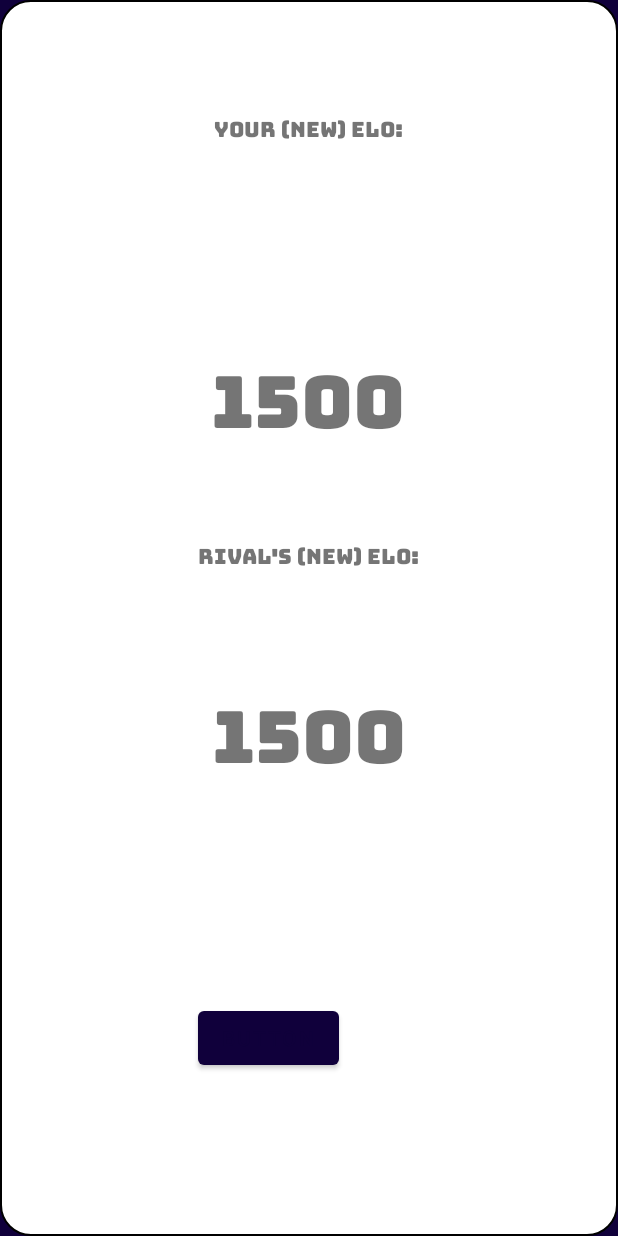
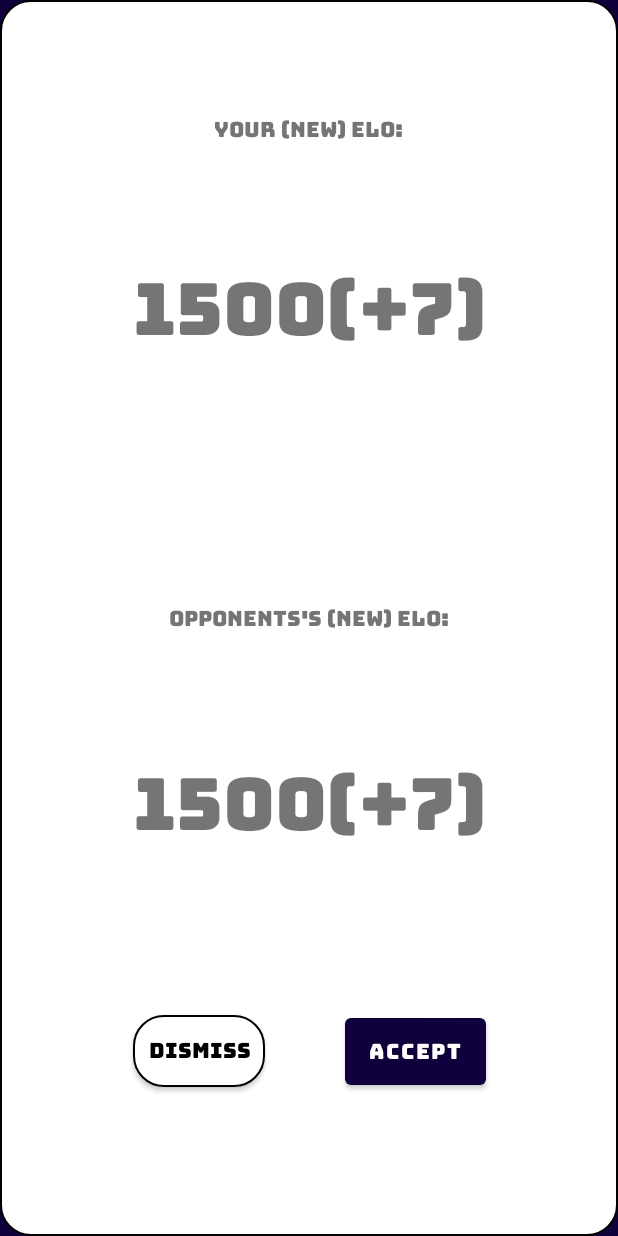
Before and after one commit to seton-develops/EloCheckApp, an Android app: the UpdatedEloActivity screen opened directly, with no data from a screen before it, on a phone screen of 412 x 824 dp. Run offline under Robolectric (Android 15) with nearby library versions, the phone set to English and light mode, and no system bars.

Commit message:
--updated alert dialog for displaying updated elo scores

```diff
--- a/app/src/main/res/layout/activity_updated_elo.xml
+++ b/app/src/main/res/layout/activity_updated_elo.xml
@@ -7,18 +7,70 @@
     android:background="@drawable/etroundedcorners"
     tools:context=".UpdatedEloActivity">
 
+    <androidx.constraintlayout.widget.Guideline
+        android:id="@+id/eloLayoutHORGUIDE1"
+        android:layout_width="wrap_content"
+        android:layout_height="wrap_content"
+        android:orientation="horizontal"
+        app:layout_constraintGuide_percent="0.05" />
 
-    <Button
+    <androidx.constraintlayout.widget.Guideline
+        android:id="@+id/eloLayoutHORGUIDE2"
+        android:layout_width="wrap_content"
+        android:layout_height="wrap_content"
+        android:orientation="horizontal"
+        app:layout_constraintGuide_percent="0.15" />
+
+    <androidx.constraintlayout.widget.Guideline
+        android:id="@+id/eloLayoutHORGUIDE3"
+        android:layout_width="wrap_content"
+        android:layout_height="wrap_content"
+        android:orientation="horizontal"
+        app:layout_constraintGuide_percent="0.35" />
+
+    <androidx.constraintlayout.widget.Guideline
+        android:id="@+id/eloLayoutHORGUIDE4"
+        android:layout_width="wrap_content"
+        android:layout_height="wrap_content"
+        android:orientation="horizontal"
+        app:layout_constraintGuide_percent="0.45" />
+
+    <androidx.constraintlayout.widget.Guideline
+        android:id="@+id/eloLayoutHORGUIDE5"
+        android:layout_width="wrap_content"
+        android:layout_height="wrap_content"
+        android:orientation="horizontal"
+        app:layout_constraintGuide_percent="0.55" />
+
+    <androidx.constraintlayout.widget.Guideline
+        android:id="@+id/eloLayoutHORGUIDE6"
+        android:layout_width="wrap_content"
+        android:layout_height="wrap_content"
+        android:orientation="horizontal"
+        app:layout_constraintGuide_percent="0.75" />
+
+    <androidx.constraintlayout.widget.Guideline
+        android:id="@+id/eloLayoutHORGUIDE7"
+        android:layout_width="wrap_content"
+        android:layout_height="wrap_content"
+        android:orientation="horizontal"
+        app:layout_constraintGuide_percent="0.95" />
+
+<!--    add padding left and right-->
+    <androidx.appcompat.widget.AppCompatButton
         android:id="@+id/buttonCancel"
         android:layout_width="wrap_content"
         android:layout_height="wrap_content"
-        android:layout_marginBottom="108dp"
-        android:text="Button"
-        app:layout_constraintBottom_toBottomOf="parent"
+        android:background = "@drawable/etroundedcorners"
+        android:text="Dismiss"
+        android:textColor="@color/black"
+        app:fontFamily="@font/bungee"
+        app:layout_constraintBottom_toTopOf="@+id/eloLayoutHORGUIDE7"
         app:layout_constraintEnd_toEndOf="parent"
-        app:layout_constraintHorizontal_bias="0.416"
-        app:layout_constraintStart_toStartOf="parent" />
-
+        app:layout_constraintEnd_toStartOf="@+id/buttonAccept"
+        app:layout_constraintHorizontal_bias="0.0"
+        app:layout_constraintStart_toStartOf="@+id/linearLayoutOpponentElo"
+        app:layout_constraintTop_toTopOf="@+id/eloLayoutHORGUIDE6" />
 
     <TextView
         android:id="@+id/textViewUpdatedUserEloLabel"
@@ -33,6 +85,43 @@
         app:layout_constraintTop_toTopOf="parent"
         app:layout_constraintVertical_bias="0.086" />
 
+
+    <TextView
+        android:id="@+id/textViewUpdatedOpponentEloLabel"
+        android:layout_width="wrap_content"
+        android:layout_height="wrap_content"
+        android:text="Opponents's (NEW) ELO:"
+        app:fontFamily="@font/bungee"
+        app:layout_constraintBottom_toTopOf="@+id/eloLayoutHORGUIDE5"
+        app:layout_constraintEnd_toEndOf="parent"
+        app:layout_constraintStart_toStartOf="parent"
+        app:layout_constraintTop_toTopOf="@+id/eloLayoutHORGUIDE4"
+        app:layout_constraintVertical_bias="0.5" />
+
+    <Button
+        android:id="@+id/buttonAccept"
+        android:layout_width="wrap_content"
+        android:layout_height="wrap_content"
+        android:text="Accept"
+        android:textColor="@color/white"
+        app:fontFamily="@font/bungee"
+        app:layout_constraintBottom_toBottomOf="@+id/buttonCancel"
+
+        app:layout_constraintEnd_toEndOf="@+id/linearLayoutOpponentElo"
+        app:layout_constraintHorizontal_bias="1.0"
+        app:layout_constraintStart_toStartOf="parent"
+        app:layout_constraintTop_toTopOf="@+id/buttonCancel" />
+
+    <LinearLayout
+        android:id="@+id/linearLayoutUserElo"
+        android:layout_width="wrap_content"
+        android:layout_height="wrap_content"
+        android:orientation="horizontal"
+        app:layout_constraintBottom_toTopOf="@+id/eloLayoutHORGUIDE3"
+        app:layout_constraintEnd_toEndOf="parent"
+        app:layout_constraintStart_toStartOf="parent"
+        app:layout_constraintTop_toTopOf="@+id/eloLayoutHORGUIDE2">
+
         <TextView
             android:id="@+id/textViewUpdatedUserElo"
             android:layout_width="wrap_content"
@@ -40,25 +129,36 @@
             android:text="1500"
             android:textSize="48sp"
             app:fontFamily="@font/bungee"
-        app:layout_constraintBottom_toTopOf="@+id/textViewUpdatedOpponentEloLabel"
+            app:layout_constraintBottom_toBottomOf="parent"
             app:layout_constraintEnd_toEndOf="parent"
-        app:layout_constraintHorizontal_bias="0.498"
             app:layout_constraintStart_toStartOf="parent"
-        app:layout_constraintTop_toBottomOf="@+id/textViewUpdatedUserEloLabel"
-        app:layout_constraintVertical_bias="0.815" />
+            app:layout_constraintTop_toTopOf="parent"
+            app:layout_constraintVertical_bias="0.613" />
 
         <TextView
-        android:id="@+id/textViewUpdatedOpponentEloLabel"
+            android:id="@+id/textViewUpdatedUserEloPoints"
             android:layout_width="wrap_content"
             android:layout_height="wrap_content"
-        android:text="Rival's (NEW) ELO:"
+            android:text="(+7)"
+            android:textSize="48sp"
             app:fontFamily="@font/bungee"
-        app:layout_constraintBottom_toTopOf="@+id/textViewUpdatedOpponentElo"
+            app:layout_constraintBottom_toBottomOf="@+id/textViewUpdatedOpponentElo"
             app:layout_constraintEnd_toEndOf="parent"
-        app:layout_constraintHorizontal_bias="0.5"
+            app:layout_constraintHorizontal_bias="0"
+            app:layout_constraintStart_toEndOf="@+id/textViewUpdatedOpponentElo"
+            app:layout_constraintTop_toTopOf="@+id/textViewUpdatedOpponentElo"
+            app:layout_constraintVertical_bias="0.613" />
+    </LinearLayout>
+
+    <LinearLayout
+        android:id="@+id/linearLayoutOpponentElo"
+        android:layout_width="wrap_content"
+        android:layout_height="wrap_content"
+        android:orientation="horizontal"
+        app:layout_constraintBottom_toTopOf="@+id/eloLayoutHORGUIDE6"
+        app:layout_constraintEnd_toEndOf="parent"
         app:layout_constraintStart_toStartOf="parent"
-        app:layout_constraintTop_toTopOf="parent"
-        app:layout_constraintVertical_bias="0.896" />
+        app:layout_constraintTop_toTopOf="@+id/eloLayoutHORGUIDE5">
 
         <TextView
             android:id="@+id/textViewUpdatedOpponentElo"
@@ -69,9 +169,23 @@
             app:fontFamily="@font/bungee"
             app:layout_constraintBottom_toBottomOf="parent"
             app:layout_constraintEnd_toEndOf="parent"
-        app:layout_constraintHorizontal_bias="0.5"
             app:layout_constraintStart_toStartOf="parent"
             app:layout_constraintTop_toTopOf="parent"
             app:layout_constraintVertical_bias="0.613" />
 
+        <TextView
+            android:id="@+id/textViewUpdatedOpponentEloPoints"
+            android:layout_width="wrap_content"
+            android:layout_height="wrap_content"
+            android:text="(+7)"
+            android:textSize="48sp"
+            app:fontFamily="@font/bungee"
+            app:layout_constraintBottom_toBottomOf="@+id/textViewUpdatedOpponentElo"
+            app:layout_constraintEnd_toEndOf="parent"
+            app:layout_constraintHorizontal_bias="0"
+            app:layout_constraintStart_toEndOf="@+id/textViewUpdatedOpponentElo"
+            app:layout_constraintTop_toTopOf="@+id/textViewUpdatedOpponentElo"
+            app:layout_constraintVertical_bias="0.613" />
+    </LinearLayout>
+
 </androidx.constraintlayout.widget.ConstraintLayout>
```
Lines whose indentation alone changed are shown as unchanged.
